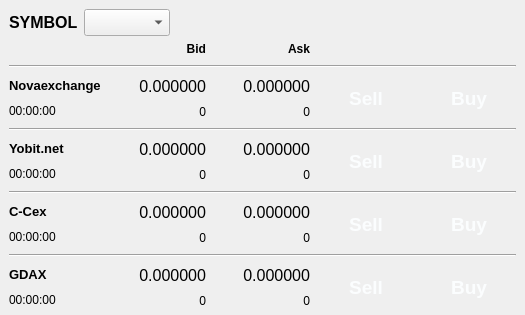
alimogh/trdk, file sources/FrontEnd/Terminal/ArbitrageStrategyWindow.ui: the form before one commit.
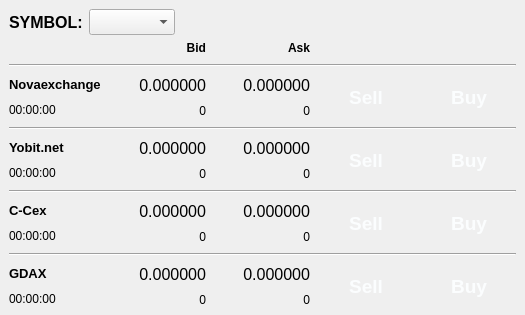
The form after the commit.

Commit message: [Brutus] Arbitrage strategy window shows symbols and prices.

```diff
--- a/sources/FrontEnd/Terminal/ArbitrageStrategyWindow.ui
+++ b/sources/FrontEnd/Terminal/ArbitrageStrategyWindow.ui
@@ -45,7 +45,7 @@
          </font>
         </property>
         <property name="text">
-         <string>SYMBOL</string>
+         <string>SYMBOL:</string>
         </property>
        </widget>
       </item>
@@ -53,7 +53,7 @@
        <widget class="QComboBox" name="symbol">
         <property name="font">
          <font>
-          <pointsize>12</pointsize>
+          <pointsize>11</pointsize>
          </font>
         </property>
        </widget>
```
Left out of the diff: 2 changed lines with no effect on the pictures. The commit also changes 15 other files.
